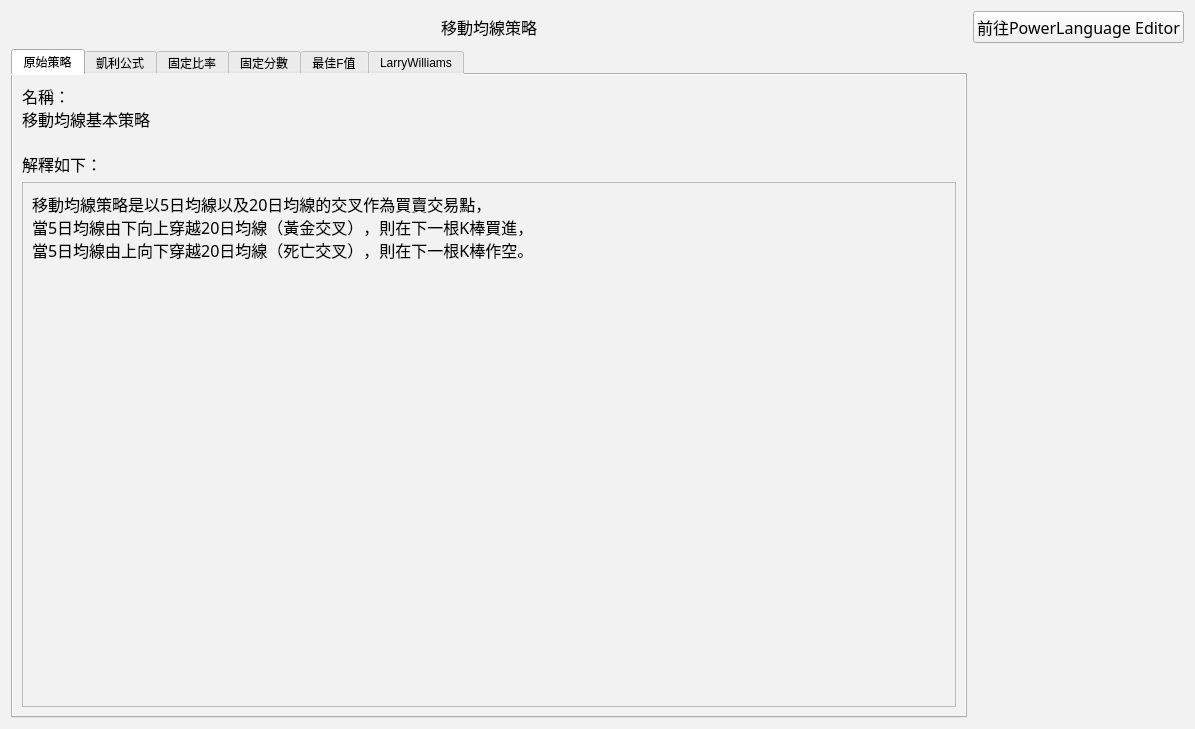
Old version of the form MoveAverage_Strategies_UI.ui in the repository allen93075/Winner.
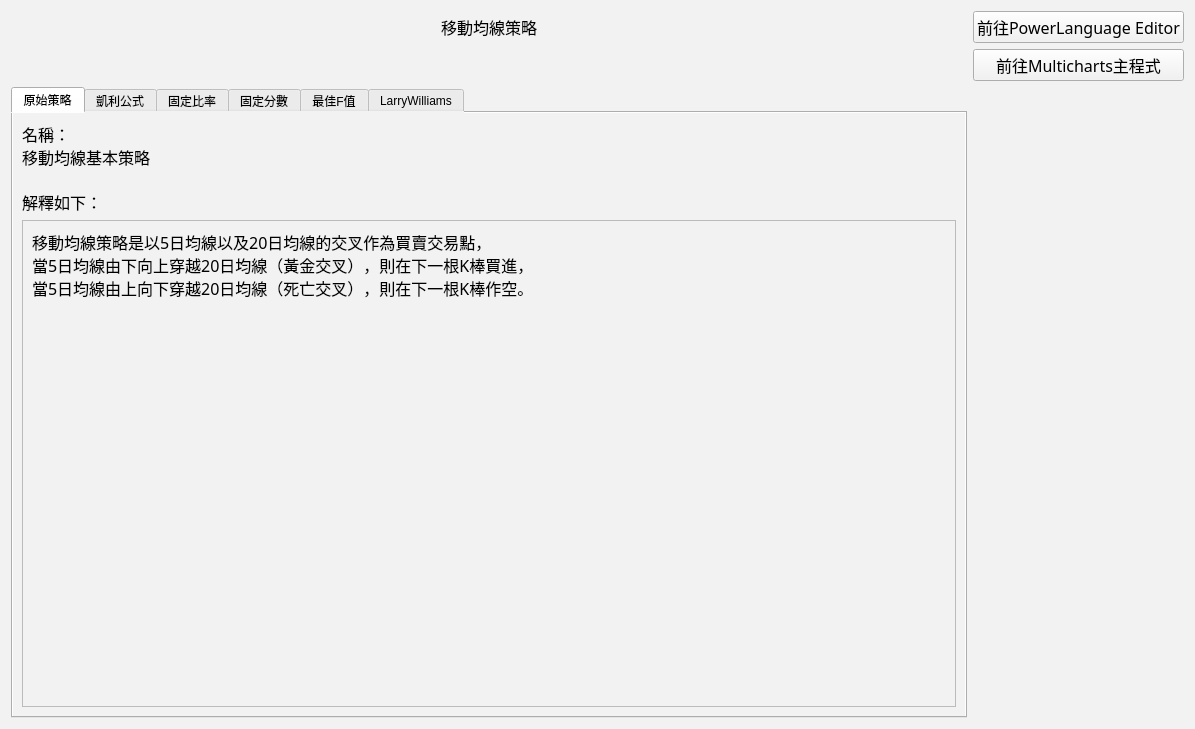
New version of the form.

Diff of the .ui file:
```diff
--- a/MoveAverage_Strategies_UI.ui
+++ b/MoveAverage_Strategies_UI.ui
@@ -46,7 +46,7 @@
      </property>
     </widget>
    </item>
-   <item row="1" column="0">
+   <item row="2" column="0">
     <widget class="QTabWidget" name="tabWidget">
      <property name="tabShape">
       <enum>QTabWidget::Rounded</enum>
@@ -97,8 +97,8 @@
            <rect>
             <x>0</x>
             <y>0</y>
-            <width>948</width>
-            <height>536</height>
+            <width>958</width>
+            <height>513</height>
            </rect>
           </property>
           <layout class="QGridLayout" name="gridLayout_7">
@@ -507,6 +507,19 @@
      </widget>
     </widget>
    </item>
+   <item row="1" column="1">
+    <widget class="QPushButton" name="pushButton_2">
+      <property name="font">
+       <font>
+        <family>微軟正黑體</family>
+        <pointsize>12</pointsize>
+       </font>
+      </property>
+     <property name="text">
+      <string>前往Multicharts主程式</string>
+     </property>
+    </widget>
+   </item>
   </layout>
  </widget>
  <resources/>
```
Left out of the diff: 20 changed lines with no effect on the pictures. Lines whose indentation alone changed are shown as unchanged.
